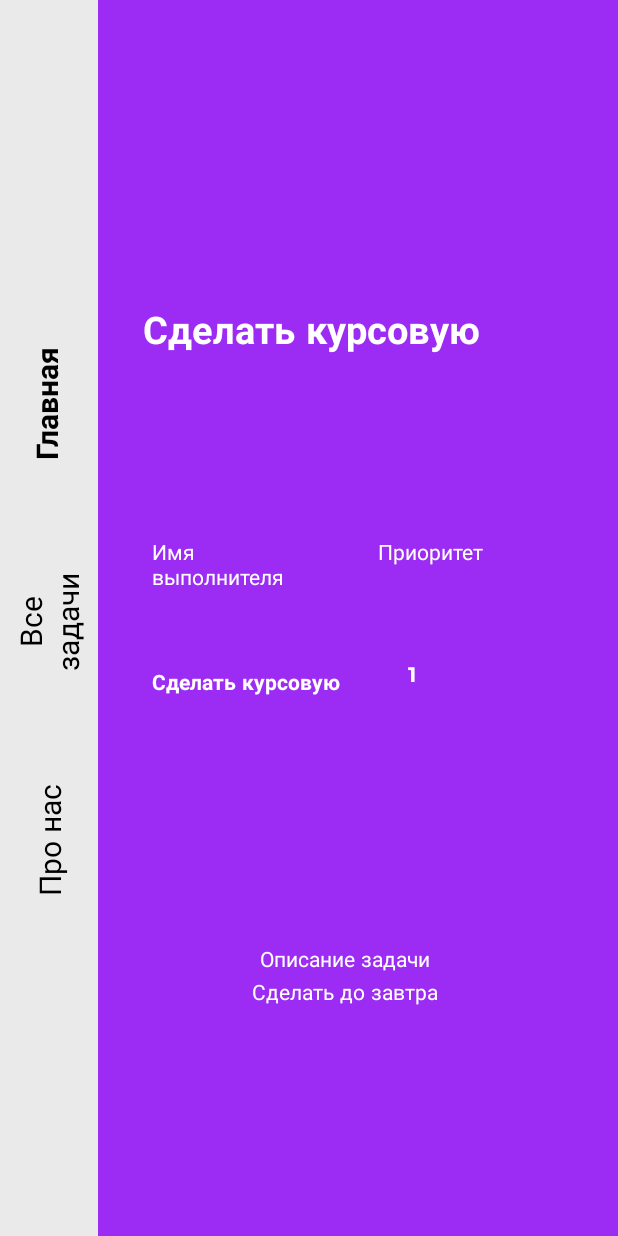
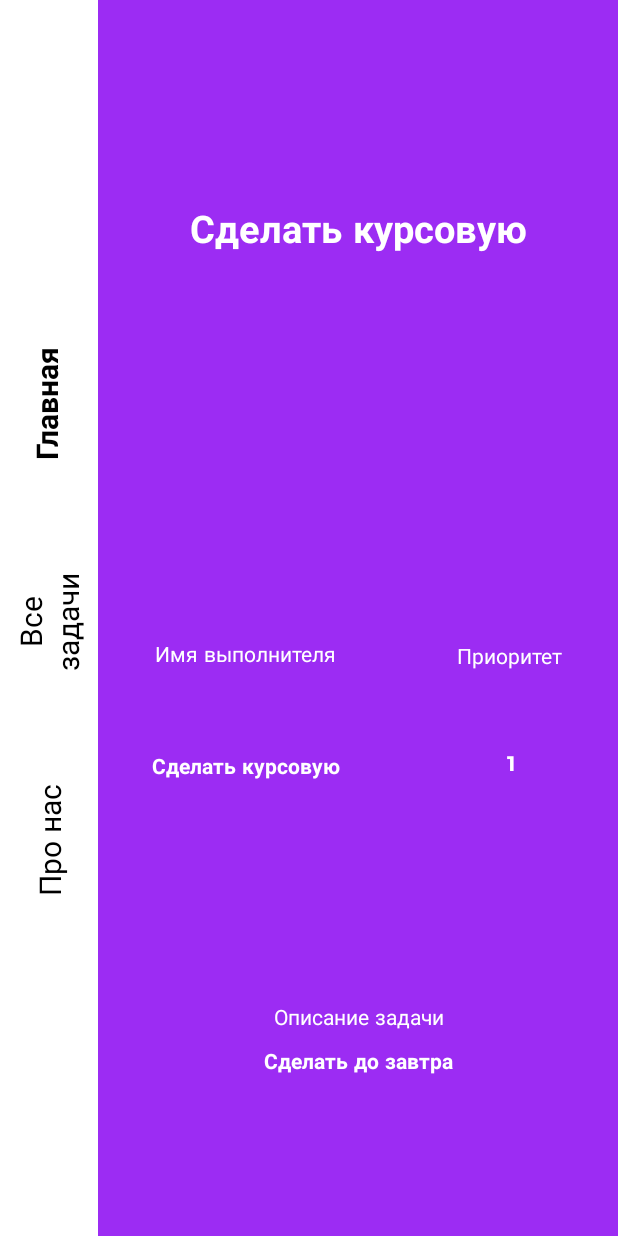
Before and after one commit to EvgenDas/AndroidTaskManager, an Android app: the screen it shows after launch (TaskPage), after a tap on "Сделать курсовую", on a phone screen of 412 x 824 dp. Run offline under Robolectric (Android 15) with nearby library versions, the phone set to English and light mode, and no system bars; 3 other taps on this screen came first.

Commit message:
Добавлена сортировка по статусу задачи, иконка добавления задачи, улучшена страница просмотра задачи

```diff
--- a/app/src/main/java/com/dashencko/androidtaskmanager/Adapters/CategoryAdapter.java
+++ b/app/src/main/java/com/dashencko/androidtaskmanager/Adapters/CategoryAdapter.java
@@ -1,6 +1,7 @@
 package com.dashencko.androidtaskmanager.Adapters;
 
 
+import android.annotation.SuppressLint;
 import android.content.Context;
 import android.view.LayoutInflater;
 import android.view.View;
@@ -10,6 +11,7 @@ import android.widget.TextView;
 import androidx.annotation.NonNull;
 import androidx.recyclerview.widget.RecyclerView;
 
+import com.dashencko.androidtaskmanager.MainActivity;
 import com.dashencko.androidtaskmanager.Models.Category;
 import com.dashencko.androidtaskmanager.R;
 
@@ -34,9 +36,25 @@ public class CategoryAdapter extends RecyclerView.Adapter<CategoryAdapter.Catego
     }
 
     @Override
-    public void onBindViewHolder(@NonNull CategoryViewHolder holder, int position) {
+    public void onBindViewHolder(@NonNull CategoryViewHolder holder, @SuppressLint("RecyclerView") int position) {
         holder.categoryTitle.setText(categories.get(position).getTitle());
+
+        holder.itemView.setOnClickListener(new View.OnClickListener() {
+            @Override
+            public void onClick(View view) {
+                MainActivity.showTaskByCategory(categories.get(position).getId());
+            }
+        });
+
+//        holder.itemView.setOnClickListener(new View.OnClickListener() {
+//            @Override
+//            public void onClick(View view) {
+//                view.
+//                MainActivity.showAllTask(categories.get(0).getId());
+//            }
+//        });
     }
+
 
     @Override
     public int getItemCount() {
--- a/app/src/main/java/com/dashencko/androidtaskmanager/Adapters/TaskAdapter.java
+++ b/app/src/main/java/com/dashencko/androidtaskmanager/Adapters/TaskAdapter.java
@@ -20,7 +20,7 @@ import com.dashencko.androidtaskmanager.TaskPage;
 
 import java.util.List;
 
-public class TaskAdapter extends RecyclerView.Adapter<TaskAdapter.TaskViewHolder>{
+public class TaskAdapter extends RecyclerView.Adapter<TaskAdapter.TaskViewHolder> {
     Context context;
     List<Task> tasks;
 
@@ -41,7 +41,6 @@ public class TaskAdapter extends RecyclerView.Adapter<TaskAdapter.TaskViewHolder
         holder.taskBg.setCardBackgroundColor(Color.parseColor(tasks.get(position).getColor()));
 
 
-
         holder.taskTitle.setText(tasks.get(position).getTitle());
 //        holder.taskDescription.setText(tasks.get(position).getDescription());
         holder.taskPriority.setText(tasks.get(position).getPriority());
@@ -57,10 +56,6 @@ public class TaskAdapter extends RecyclerView.Adapter<TaskAdapter.TaskViewHolder
                 intent.putExtra("taskPriority", tasks.get(position).getPriority());
                 intent.putExtra("taskDescription", tasks.get(position).getDescription());
                 intent.putExtra("taskName", tasks.get(position).getName());
-
-                context.startActivity(intent);
-
-
 
                 context.startActivity(intent);
             }
--- a/app/src/main/java/com/dashencko/androidtaskmanager/MainActivity.java
+++ b/app/src/main/java/com/dashencko/androidtaskmanager/MainActivity.java
@@ -4,6 +4,7 @@ import androidx.appcompat.app.AppCompatActivity;
 import androidx.recyclerview.widget.LinearLayoutManager;
 import androidx.recyclerview.widget.RecyclerView;
 
+import android.annotation.SuppressLint;
 import android.os.Bundle;
 
 import com.dashencko.androidtaskmanager.Adapters.CategoryAdapter;
@@ -18,7 +19,12 @@ public class MainActivity extends AppCompatActivity {
     RecyclerView categoryRecycler, taskRecycler;
     CategoryAdapter categoryAdapter;
 
-    TaskAdapter taskAdapter;
+    static TaskAdapter taskAdapter;
+
+    static List<Task> taskList = new ArrayList<>();
+
+    static List<Task> FullTaskList = new ArrayList<>();
+
 
     @Override
     protected void onCreate(Bundle savedInstanceState) {
@@ -28,19 +34,20 @@ public class MainActivity extends AppCompatActivity {
 
         List<Category> categoryList = new ArrayList<>();
         categoryList.add(new Category(1, "Мои задачи"));
-        categoryList.add(new Category(2, "Выполняются"));
-        categoryList.add(new Category(3, "Завершённые"));
-        categoryList.add(new Category(4, "Отменённые"));
-        categoryList.add(new Category(4, "Удалённые"));
+        categoryList.add(new Category(2, "Открытые"));
+        categoryList.add(new Category(3, "Выполняются"));
+        categoryList.add(new Category(4, "Завершённые"));
+        categoryList.add(new Category(5, "Отменённые"));
+        categoryList.add(new Category(6, "Удалённые"));
 
         setCategoryRecycler(categoryList);
 
-        List<Task> taskList = new ArrayList<>();
-        taskList.add(new Task(1, "Сделать кр", "Сделать кр до завтра", "Евгений", "1", "#9C2CF3"));
-        taskList.add(new Task(2, "Сделать курсовую", "Сделать до завтра", "Игорь", "1", "#9C2CF3"));
-        taskList.add(new Task(3, "Пройти курс", "Пройти курс на степике", "Борис", "2", "#9C2CF3"));
 
+        taskList.add(new Task(1, "Сделать кр", "Сделать кр до завтра", "Евгений", "1", "#9C2CF3", 2));
+        taskList.add(new Task(2, "Сделать курсовую", "Сделать до завтра", "Игорь", "1", "#9C2CF3", 3));
+        taskList.add(new Task(3, "Пройти курс", "Пройти курс на степике", "Борис", "2", "#9C2CF3", 4));
 
+        FullTaskList.addAll(taskList);
 
 
         setTaskRecycler(taskList);
@@ -67,4 +74,30 @@ public class MainActivity extends AppCompatActivity {
         categoryRecycler.setAdapter(categoryAdapter);
 
     }
+
+    @SuppressLint("NotifyDataSetChanged")
+    public static void showTaskByCategory(int category) {
+        if(category == 1) {
+            taskList.clear();
+            taskList.addAll(FullTaskList);
+            taskAdapter.notifyDataSetChanged();
+        } else {
+            List<Task> filterTask = new ArrayList<>();
+
+            FullTaskList.forEach(x -> {
+                if (x.getCategory() == category)
+                    filterTask.add(x);
+            });
+
+            taskList.clear();
+            taskList.addAll(filterTask);
+
+            taskAdapter.notifyDataSetChanged();
+
+        }
+
+
+    }
+
+
 }
--- a/app/src/main/java/com/dashencko/androidtaskmanager/Models/Task.java
+++ b/app/src/main/java/com/dashencko/androidtaskmanager/Models/Task.java
@@ -5,7 +5,9 @@ import java.util.Date;
 
 public class Task {
 
-    int id;
+    private int id;
+
+    private int category;
     private String title, description, elapsed_time, name, status, color;
     private String priority;
     private LocalDate estimate_date;
@@ -25,13 +27,14 @@ public class Task {
         this.today_date = today_date;
     }
 
-    public Task(int id, String title, String description, String name, String priority, String color) {
+    public Task(int id, String title, String description, String name, String priority, String color, int category) {
         this.id = id;
         this.title = title;
         this.description = description;
         this.name = name;
         this.priority = priority;
         this.color = color;
+        this.category = category;
     }
 
     public int getId() {
@@ -121,4 +124,13 @@ public class Task {
     public void setColor(String color) {
         this.color = color;
     }
+
+
+    public int getCategory() {
+        return category;
+    }
+
+    public void setCategory(int category) {
+        this.category = category;
+    }
 }
--- /dev/null
+++ b/app/src/main/res/drawable/add_svgrepo_com.xml
@@ -0,0 +1,22 @@
+<vector xmlns:android="http://schemas.android.com/apk/res/android"
+    android:width="800dp"
+    android:height="800dp"
+    android:viewportWidth="24"
+    android:viewportHeight="24">
+  <path
+      android:pathData="M6,12H18"
+      android:strokeAlpha="0.4"
+      android:strokeLineJoin="round"
+      android:strokeWidth="1.5"
+      android:fillColor="#00000000"
+      android:strokeColor="#292D32"
+      android:fillAlpha="0.4"
+      android:strokeLineCap="round"/>
+  <path
+      android:pathData="M12,18V6"
+      android:strokeLineJoin="round"
+      android:strokeWidth="1.5"
+      android:fillColor="#00000000"
+      android:strokeColor="#292D32"
+      android:strokeLineCap="round"/>
+</vector>
--- a/app/src/main/res/layout/activity_main.xml
+++ b/app/src/main/res/layout/activity_main.xml
@@ -97,7 +97,7 @@
             android:layout_width="65dp"
             android:layout_height="0dp"
             android:layout_marginEnd="24dp"
-            android:background="#EAEAEA"
+            android:background="#FFFFFF"
             app:layout_constraintBottom_toBottomOf="parent"
             app:layout_constraintEnd_toStartOf="@+id/imageView3"
             app:layout_constraintStart_toStartOf="parent"
@@ -198,6 +198,20 @@
             app:layout_constraintTop_toBottomOf="@+id/categoryRecycler"
             app:layout_constraintVertical_bias="1.0" />
 
+        <ImageView
+            android:id="@+id/imageView6"
+            android:layout_width="40dp"
+            android:layout_height="40dp"
+            android:layout_marginStart="157dp"
+            android:layout_marginTop="73dp"
+            android:layout_marginEnd="157dp"
+            android:layout_marginBottom="30dp"
+            app:layout_constraintBottom_toBottomOf="parent"
+            app:layout_constraintEnd_toEndOf="parent"
+            app:layout_constraintStart_toStartOf="@+id/constraintLayout1"
+            app:layout_constraintTop_toBottomOf="@+id/taskRecycler"
+            app:srcCompat="@drawable/add_svgrepo_com" />
+
 
     </androidx.constraintlayout.widget.ConstraintLayout>
 
--- a/app/src/main/res/layout/activity_task_page.xml
+++ b/app/src/main/res/layout/activity_task_page.xml
@@ -13,8 +13,7 @@
         android:id="@+id/constraintLayout1"
         android:layout_width="65dp"
         android:layout_height="0dp"
-        android:layout_marginEnd="24dp"
-        android:background="#EAEAEA"
+        android:background="#FFFFFF"
         app:layout_constraintBottom_toBottomOf="parent"
         app:layout_constraintStart_toStartOf="parent"
         app:layout_constraintTop_toTopOf="parent"
@@ -78,93 +77,126 @@
         android:id="@+id/taskPageTitle"
         android:layout_width="wrap_content"
         android:layout_height="wrap_content"
-        android:layout_marginStart="30dp"
-        android:layout_marginTop="204dp"
-        android:layout_marginEnd="30dp"
+        android:layout_margin="50dp"
         android:fontFamily="@font/montserrat_bold"
         android:gravity="center"
         android:text="@string/app_name"
         android:textColor="@color/white"
         android:textSize="25sp"
+        app:layout_constraintBottom_toBottomOf="parent"
         app:layout_constraintEnd_toEndOf="parent"
-        app:layout_constraintHorizontal_bias="0.0"
+        app:layout_constraintHorizontal_bias="0.507"
         app:layout_constraintStart_toEndOf="@+id/constraintLayout1"
-        app:layout_constraintTop_toTopOf="parent" />
+        app:layout_constraintTop_toTopOf="parent"
+        app:layout_constraintVertical_bias="0.126" />
 
     <androidx.cardview.widget.CardView
         android:id="@+id/taskPageBg"
         android:layout_width="wrap_content"
         android:layout_height="wrap_content"
         android:layout_marginStart="70dp"
+        app:cardBackgroundColor="@android:color/transparent"
         app:cardElevation="0dp"
-        app:cardBackgroundColor="@android:color/transparent"
         app:layout_constraintBottom_toBottomOf="parent"
         app:layout_constraintEnd_toEndOf="parent"
         app:layout_constraintStart_toStartOf="parent"
         app:layout_constraintTop_toTopOf="parent">
 
 
-        <LinearLayout
+        <androidx.constraintlayout.widget.ConstraintLayout
             android:layout_width="330dp"
             android:layout_height="match_parent"
             android:orientation="vertical">
 
-            <LinearLayout
+            <androidx.constraintlayout.widget.ConstraintLayout
+                android:id="@+id/constraintLayout3"
                 android:layout_width="330dp"
-                android:layout_height="match_parent">
+                android:layout_height="match_parent"
+                app:layout_constraintBottom_toBottomOf="parent"
+                app:layout_constraintEnd_toEndOf="parent"
+                app:layout_constraintHorizontal_bias="0.0"
+                app:layout_constraintStart_toStartOf="parent"
+                app:layout_constraintTop_toTopOf="parent"
+                app:layout_constraintVertical_bias="0.644">
 
                 <TextView
-                    android:layout_width="100dp"
-                    android:layout_height="38dp"
-                    android:layout_margin="25dp"
-                    android:layout_marginTop="10dp"
+                    android:id="@+id/textView2"
+                    android:layout_width="128dp"
+                    android:layout_height="29dp"
+                    android:layout_marginStart="12dp"
+                    android:layout_marginTop="20dp"
+                    android:layout_marginBottom="22dp"
                     android:fontFamily="@font/montserrat"
                     android:text="@string/Name"
                     android:textColor="@color/white"
-                    android:textSize="14sp" />
+                    android:textSize="14sp"
+                    app:layout_constraintBottom_toBottomOf="parent"
+                    app:layout_constraintEnd_toEndOf="parent"
+                    app:layout_constraintHorizontal_bias="0.079"
+                    app:layout_constraintStart_toStartOf="parent"
+                    app:layout_constraintTop_toTopOf="parent"
+                    app:layout_constraintVertical_bias="1.0" />
 
                 <TextView
-                    android:layout_width="100dp"
-                    android:layout_height="38dp"
-                    android:layout_margin="25dp"
-                    android:layout_marginStart="100dp"
-                    android:layout_marginTop="10dp"
+                    android:id="@+id/textView5"
+                    android:layout_width="74dp"
+                    android:layout_height="26dp"
                     android:fontFamily="@font/montserrat"
                     android:text="@string/priority"
                     android:textColor="@color/white"
-                    android:textSize="14sp" />
+                    android:textSize="14sp"
+                    app:layout_constraintBottom_toBottomOf="parent"
+                    app:layout_constraintEnd_toEndOf="parent"
+                    app:layout_constraintHorizontal_bias="0.894"
+                    app:layout_constraintStart_toStartOf="parent"
+                    app:layout_constraintTop_toTopOf="parent"
+                    app:layout_constraintVertical_bias="0.471" />
 
-            </LinearLayout>
+            </androidx.constraintlayout.widget.ConstraintLayout>
 
-            <LinearLayout
+            <androidx.constraintlayout.widget.ConstraintLayout
                 android:layout_width="330dp"
-                android:layout_height="match_parent">
+                android:layout_height="match_parent"
+                app:layout_constraintBottom_toTopOf="@+id/constraintLayout3"
+                app:layout_constraintEnd_toEndOf="parent"
+                app:layout_constraintStart_toStartOf="parent"
+                app:layout_constraintTop_toTopOf="parent">
+
+            </androidx.constraintlayout.widget.ConstraintLayout>
+
+            <TextView
+                android:id="@+id/taskPagePriority"
+                android:layout_width="20dp"
+                android:layout_height="25dp"
+                android:fontFamily="@font/montserrat_bold"
+                android:text="@string/app_name"
+                android:textColor="@color/white"
+                android:textSize="14sp"
+                app:layout_constraintBottom_toBottomOf="parent"
+                app:layout_constraintEnd_toEndOf="parent"
+                app:layout_constraintHorizontal_bias="0.845"
+                app:layout_constraintStart_toStartOf="parent"
+                app:layout_constraintTop_toBottomOf="@+id/constraintLayout3"
+                app:layout_constraintVertical_bias="0.52" />
 
             <TextView
                 android:id="@+id/taskPageName"
                 android:layout_width="wrap_content"
                 android:layout_height="wrap_content"
                 android:layout_margin="25dp"
+                android:layout_marginStart="16dp"
+                android:layout_marginEnd="150dp"
                 android:fontFamily="@font/montserrat_bold"
                 android:text="@string/app_name"
                 android:textColor="@color/white"
-                    android:textSize="14sp" />
+                android:textSize="14sp"
+                app:layout_constraintBottom_toBottomOf="parent"
+                app:layout_constraintEnd_toEndOf="parent"
+                app:layout_constraintHorizontal_bias="0.0"
+                app:layout_constraintStart_toStartOf="parent"
+                app:layout_constraintTop_toBottomOf="@+id/constraintLayout3" />
 
-                <TextView
-                    android:id="@+id/taskPagePriority"
-                    android:layout_width="20dp"
-                    android:layout_height="25dp"
-                    android:layout_margin="20dp"
-                    android:layout_marginStart="150dp"
-                    android:layout_marginTop="10dp"
-                    android:fontFamily="@font/montserrat_bold"
-                    android:text="@string/app_name"
-                    android:textColor="@color/white"
-                    android:textSize="14sp" />
-
-            </LinearLayout>
-
-        </LinearLayout>
+        </androidx.constraintlayout.widget.ConstraintLayout>
 
     </androidx.cardview.widget.CardView>
 
@@ -172,22 +204,39 @@
         android:layout_width="285dp"
         android:layout_height="47dp"
         android:layout_marginStart="60dp"
-        android:layout_marginTop="36dp"
+        android:layout_marginTop="89dp"
         android:layout_marginBottom="148dp"
         app:layout_constraintBottom_toBottomOf="parent"
         app:layout_constraintEnd_toEndOf="parent"
         app:layout_constraintHorizontal_bias="0.4"
         app:layout_constraintStart_toStartOf="parent"
-        app:layout_constraintTop_toBottomOf="@+id/taskBg">
+        app:layout_constraintTop_toBottomOf="@+id/taskPageBg">
+
+    </androidx.constraintlayout.widget.ConstraintLayout>
+
+    <androidx.constraintlayout.widget.ConstraintLayout
+        android:layout_width="wrap_content"
+        android:layout_height="wrap_content"
+        android:layout_margin="10dp"
+        android:layout_marginStart="7dp"
+        android:layout_marginTop="30dp"
+        android:layout_marginBottom="110dp"
+        app:layout_constraintBottom_toBottomOf="parent"
+        app:layout_constraintEnd_toEndOf="parent"
+        app:layout_constraintStart_toEndOf="@+id/constraintLayout1"
+        app:layout_constraintTop_toBottomOf="@+id/taskPageBg">
 
         <TextView
             android:id="@+id/textView4"
             android:layout_width="300dp"
             android:layout_height="wrap_content"
+            android:layout_marginStart="17dp"
+            android:layout_marginTop="30dp"
+
+            android:layout_marginEnd="17dp"
             android:fontFamily="@font/montserrat"
             android:gravity="center"
             android:text="@string/task_description"
-
             android:textColor="@color/white"
             android:textSize="14sp"
             app:layout_constraintEnd_toEndOf="parent"
@@ -198,15 +247,19 @@
             android:id="@+id/taskPageDescription"
             android:layout_width="wrap_content"
             android:layout_height="wrap_content"
-            android:fontFamily="@font/montserrat"
+            android:layout_marginStart="131dp"
+            android:layout_marginTop="9dp"
+            android:layout_marginEnd="131dp"
+            android:layout_marginBottom="16dp"
+            android:fontFamily="@font/montserrat_bold"
             android:gravity="center"
             android:text="TextView"
             android:textColor="@color/white"
             android:textSize="14sp"
+            app:layout_constraintBottom_toBottomOf="parent"
             app:layout_constraintEnd_toEndOf="parent"
             app:layout_constraintStart_toStartOf="parent"
             app:layout_constraintTop_toBottomOf="@+id/textView4" />
-
     </androidx.constraintlayout.widget.ConstraintLayout>
 
 
```
Lines whose indentation alone changed are shown as unchanged.
